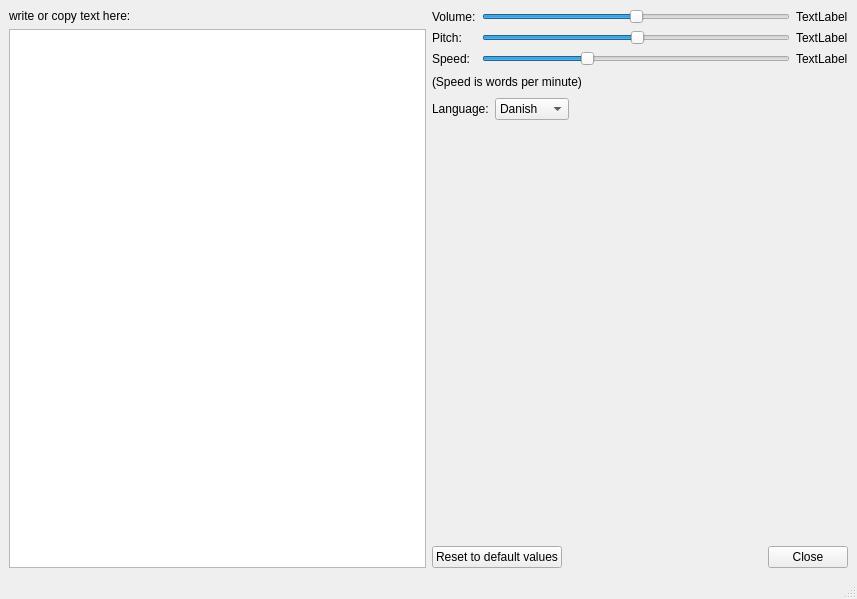
Above: mainwindow.ui from davidlamhauge/daspeaker before the change. Below: the same form after it.
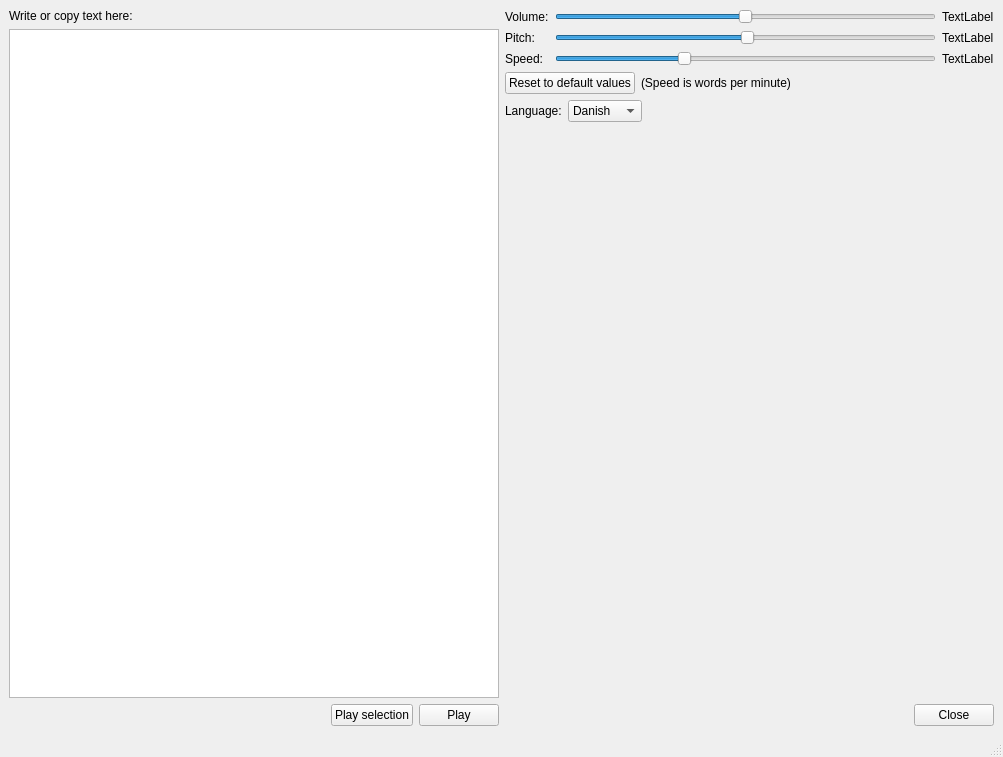
That is the form after the change.

Commit message: Redigned interface

Diff of the .ui file:
```diff
--- a/mainwindow.ui
+++ b/mainwindow.ui
@@ -6,27 +6,58 @@
    <rect>
     <x>0</x>
     <y>0</y>
-    <width>857</width>
-    <height>599</height>
+    <width>1003</width>
+    <height>757</height>
    </rect>
   </property>
   <property name="windowTitle">
    <string>MainWindow</string>
   </property>
   <widget class="QWidget" name="centralwidget">
-   <layout class="QHBoxLayout" name="horizontalLayout_4">
+   <layout class="QHBoxLayout" name="horizontalLayout_5">
     <item>
      <layout class="QVBoxLayout" name="verticalLayout">
       <item>
        <widget class="QLabel" name="labTextHere">
         <property name="text">
-         <string>write or copy text here:</string>
+         <string>Write or copy text here:</string>
         </property>
        </widget>
       </item>
       <item>
        <widget class="QPlainTextEdit" name="pteTextHolder"/>
       </item>
+      <item>
+       <layout class="QHBoxLayout" name="horizontalLayout_4">
+        <item>
+         <spacer name="horizontalSpacer_4">
+          <property name="orientation">
+           <enum>Qt::Horizontal</enum>
+          </property>
+          <property name="sizeHint" stdset="0">
+           <size>
+            <width>40</width>
+            <height>20</height>
+           </size>
+          </property>
+         </spacer>
+        </item>
+        <item>
+         <widget class="QPushButton" name="btnPlaySelection">
+          <property name="text">
+           <string>Play selection</string>
+          </property>
+         </widget>
+        </item>
+        <item>
+         <widget class="QPushButton" name="btnPlay">
+          <property name="text">
+           <string>Play</string>
+          </property>
+         </widget>
+        </item>
+       </layout>
+      </item>
      </layout>
     </item>
     <item>
@@ -118,6 +149,13 @@
       </item>
       <item>
        <layout class="QHBoxLayout" name="horizontalLayout_3">
+        <item>
+         <widget class="QPushButton" name="btnResetValues">
+          <property name="text">
+           <string>Reset to default values</string>
+          </property>
+         </widget>
+        </item>
         <item>
          <widget class="QLabel" name="labSpeedExplanation">
           <property name="text">
@@ -208,13 +246,6 @@
       </item>
       <item>
        <layout class="QHBoxLayout" name="horizontalLayout">
-        <item>
-         <widget class="QPushButton" name="btnResetValues">
-          <property name="text">
-           <string>Reset to default values</string>
-          </property>
-         </widget>
-        </item>
         <item>
          <spacer name="horizontalSpacer">
           <property name="orientation">
```
Left out of the diff: 2 changed lines with no effect on the pictures.
